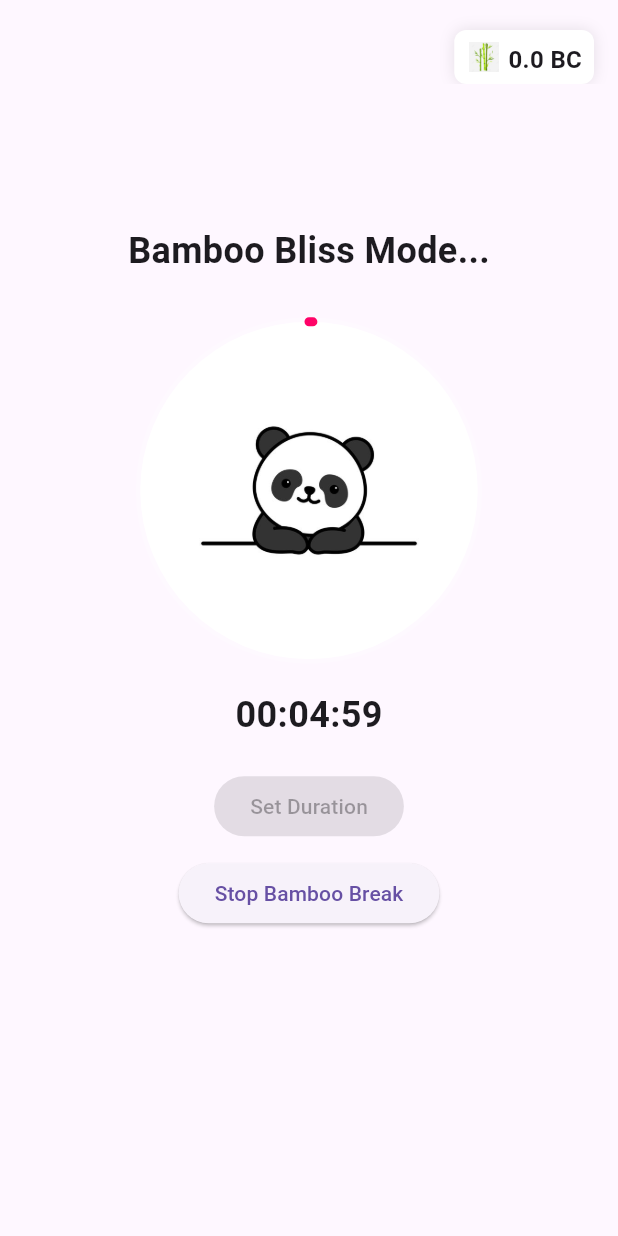
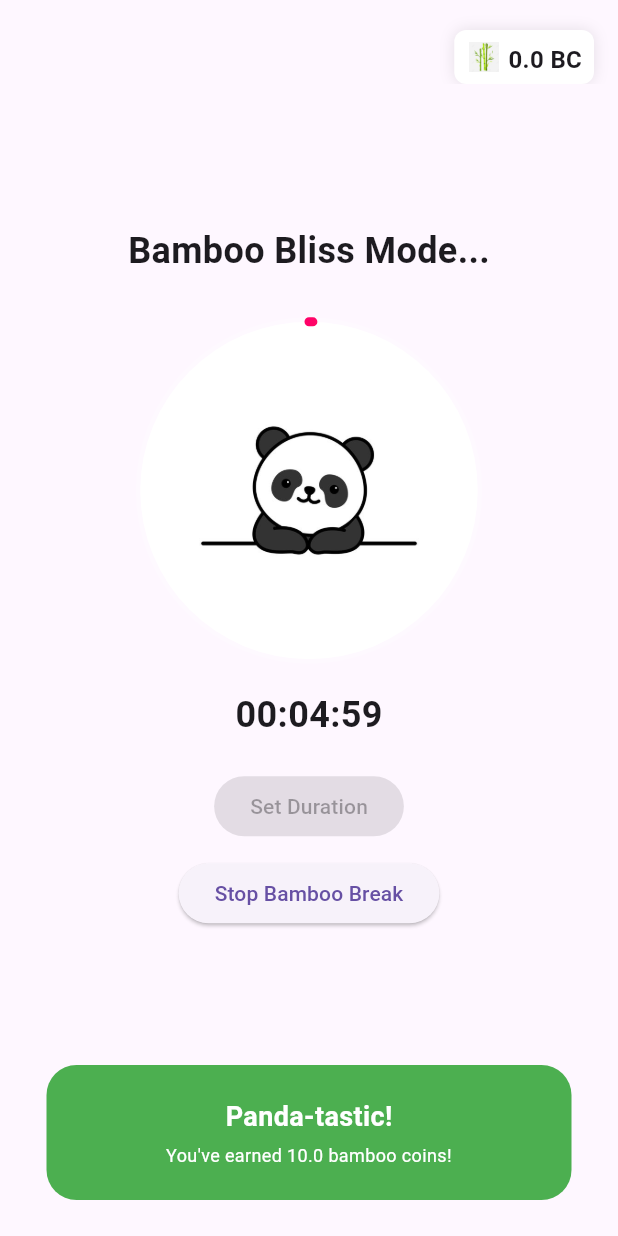
Before and after one commit to Neksyq/Panda-Time, a Flutter app: the screen it shows after launch, after a tap on "Start Bamboo Break", on a phone screen of 412 x 824 dp. Run offline on Flutter 3.47's test engine with Material 3 defaults, Android fonts, the phone set to English and light mode, and no system bars; our stand-ins replace shared_preferences, wakelock_plus.

Commit message:
Making the flash message dismissible horizontally

```diff
--- a/lib/screens/bamboo_break_tracker_screen.dart
+++ b/lib/screens/bamboo_break_tracker_screen.dart
@@ -23,6 +23,7 @@ class _BambooBreakTrackerScreenState extends State<BambooBreakTrackerScreen>
     with WidgetsBindingObserver, SingleTickerProviderStateMixin {
   late AnimationController
       _animationController; // Animation controller for the progress indicator
+  double earnedPointsPerSession = 0;
   Timer? _countdownTimer; // Timer for countdown
   int remainingTime = 300; // Countdown timer in seconds (default 5 minutes)
   bool isOnBambooBreak = false; // Tracks if Bamboo Break session is active
@@ -81,7 +82,6 @@ class _BambooBreakTrackerScreenState extends State<BambooBreakTrackerScreen>
 
   /// Stops (pauses) the BambooBreak session
   void _stopBambooBreak() {
-    print("Stop");
     setState(() {
       isOnBambooBreak = false;
       _animationController.stop();
@@ -92,23 +92,32 @@ class _BambooBreakTrackerScreenState extends State<BambooBreakTrackerScreen>
 
   /// Starts or continues the countdown timer
   void _startCountdown() {
+    //For Debug purposes
+    earnedPointsPerSession = 10.0;
+    showFlashMessage(
+      context,
+      "Panda-tastic!",
+      "You've earned $earnedPointsPerSession bamboo coins!",
+      backgroundColor: Colors.green,
+    );
+
     _countdownTimer = Timer.periodic(const Duration(seconds: 1), (timer) async {
       if (remainingTime > 0) {
         setState(() {
           remainingTime--; // Decrease remaining time by 1 second
         });
       } else {
+        earnedPointsPerSession = 10.0;
+        double availableCoins = _coinsDisplayKey.currentState!.coins;
+        _coinsDisplayKey.currentState
+            ?.updateCoins(earnedPointsPerSession + availableCoins);
+        _stopBambooBreak(); // Stop BambooBreak when countdown reaches 0
         showFlashMessage(
           context,
-          "Success!",
-          "You've completed your task!",
+          "Panda-tastic!",
+          "You've earned $earnedPointsPerSession bamboo coins!",
           backgroundColor: Colors.green,
         );
-
-        const double earnedCoins = 10.0;
-        double currentCoins = _coinsDisplayKey.currentState!.coins;
-        _coinsDisplayKey.currentState?.updateCoins(earnedCoins + currentCoins);
-        _stopBambooBreak(); // Stop BambooBreak when countdown reaches 0
       }
     });
   }
--- a/lib/widgets/messages/flash_message_screen.dart
+++ b/lib/widgets/messages/flash_message_screen.dart
@@ -1,6 +1,6 @@
 import 'package:flutter/material.dart';
 
-class FlashMessage extends StatelessWidget {
+class FlashMessage extends StatefulWidget {
   final String title;
   final String message;
   final Color backgroundColor;
@@ -14,27 +14,68 @@ class FlashMessage extends StatelessWidget {
   });
 
   @override
+  _FlashMessageState createState() => _FlashMessageState();
+}
+
+class _FlashMessageState extends State<FlashMessage>
+    with SingleTickerProviderStateMixin {
+  late AnimationController _animationController;
+  late Animation<Offset> _slideAnimation;
+
+  @override
+  void initState() {
+    super.initState();
+    _animationController = AnimationController(
+      vsync: this,
+      duration: const Duration(milliseconds: 600), // Animation duration
+    );
+
+    // Slide from the bottom to the original position
+    _slideAnimation = Tween<Offset>(
+      begin: const Offset(0, 1), // Start position: bottom of the screen
+      end: Offset.zero, // End position: normal
+    ).animate(CurvedAnimation(
+      parent: _animationController,
+      curve: Curves.easeOut,
+    ));
+
+    _animationController.forward(); // Start the slide animation
+  }
+
+  @override
+  void dispose() {
+    _animationController.dispose();
+    super.dispose();
+  }
+
+  @override
   Widget build(BuildContext context) {
-    return Stack(
-      alignment: Alignment.center,
-      children: [
-        Container(
-          padding: const EdgeInsets.all(16),
+    return Dismissible(
+      key: const Key('flash_message'),
+      direction: DismissDirection.horizontal,
+      onDismissed: (direction) {
+        ScaffoldMessenger.of(context).clearSnackBars();
+      },
+      child: SlideTransition(
+        position: _slideAnimation,
+        child: Center(
+          child: Container(
+            padding: const EdgeInsets.symmetric(horizontal: 16),
             height: 90,
             decoration: BoxDecoration(
-            color: backgroundColor,
+              color: widget.backgroundColor,
               borderRadius: const BorderRadius.all(Radius.circular(20)),
             ),
             child: Row(
               children: [
-              const SizedBox(width: 48),
                 Expanded(
+                  child: Center(
                     child: Column(
                       mainAxisAlignment: MainAxisAlignment.center,
                       crossAxisAlignment: CrossAxisAlignment.center,
                       children: [
                         Text(
-                      title,
+                          widget.title,
                           style: const TextStyle(
                             fontSize: 18,
                             color: Colors.white,
@@ -43,21 +84,24 @@ class FlashMessage extends StatelessWidget {
                         ),
                         const SizedBox(height: 4),
                         Text(
-                      message,
+                          widget.message,
                           style: const TextStyle(
                             fontSize: 12,
                             color: Colors.white,
                           ),
                           maxLines: 2,
                           overflow: TextOverflow.ellipsis,
+                          textAlign: TextAlign.center,
                         ),
                       ],
+                    ),
                   ),
                 ),
               ],
             ),
           ),
-      ],
+        ),
+      ),
     );
   }
 }
@@ -74,8 +118,7 @@ void showFlashMessage(BuildContext context, String title, String message,
       behavior: SnackBarBehavior.floating,
       backgroundColor: Colors.transparent,
       elevation: 0,
-      duration:
-          const Duration(days: 365), // Long duration to simulate persistence
+      duration: const Duration(days: 365),
     ),
   );
 }
```
Lines whose indentation alone changed are shown as unchanged.
